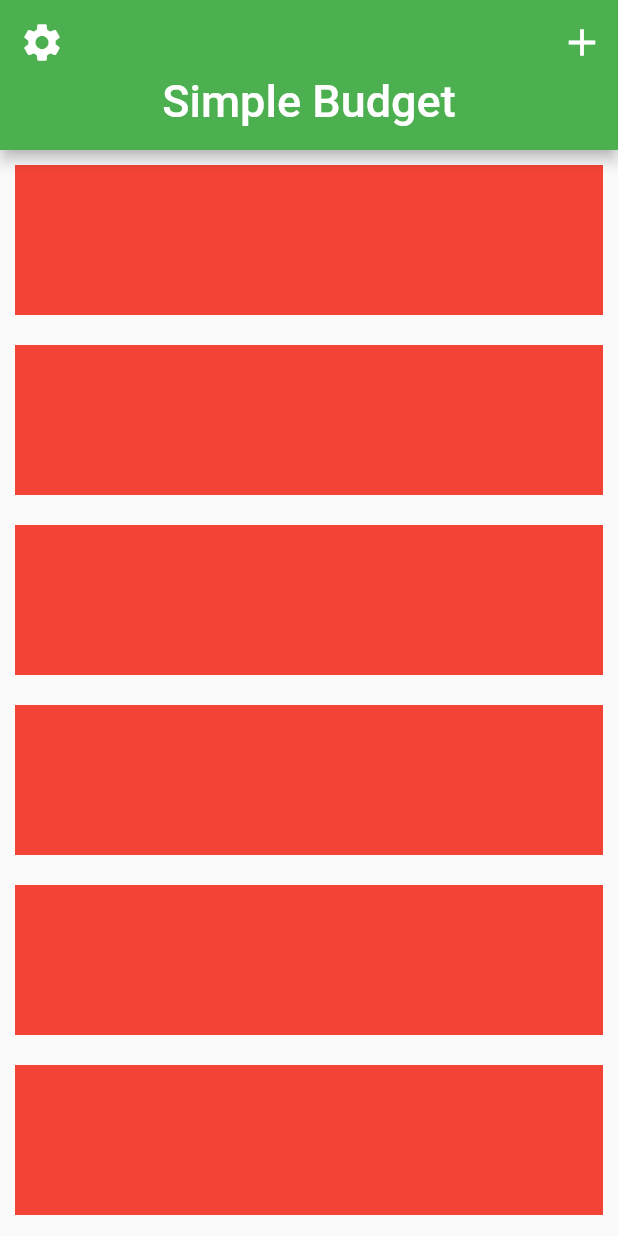
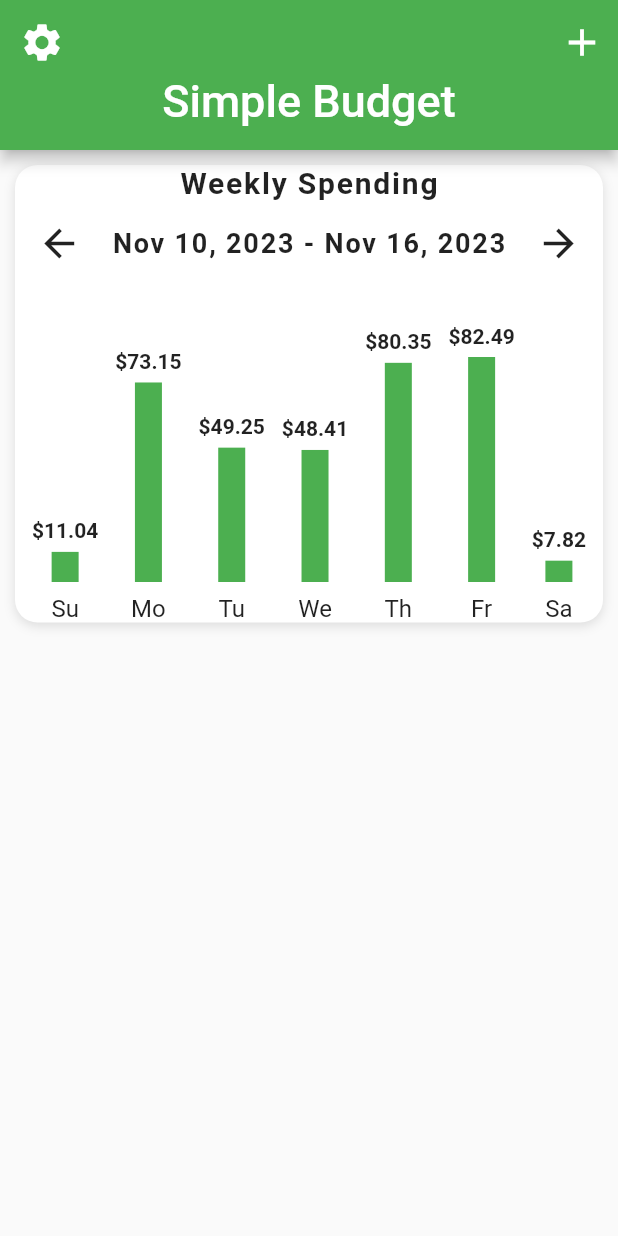
Before and after one commit to harshan92/flutter_simple_budget_app, a Flutter app: the screen it shows after launch, on a phone screen of 412 x 824 dp. Run offline on Flutter 3.47's test engine with Material 2 defaults, Android fonts, the phone set to English and light mode, and no system bars.

Commit message:
Added bar chart

```diff
--- a/lib/screens/home_screen.dart
+++ b/lib/screens/home_screen.dart
@@ -1,6 +1,9 @@
 import 'package:flutter/material.dart';
 import 'package:flutter/src/widgets/framework.dart';
 import 'package:flutter/src/widgets/placeholder.dart';
+import 'package:simple_budget_app/data/data.dart';
+
+import '../widgets/bar_charts.dart';
 
 class HomeScreen extends StatefulWidget {
   const HomeScreen({super.key});
@@ -36,10 +39,18 @@ class _HomeScreenState extends State<HomeScreen> {
             delegate: SliverChildBuilderDelegate((BuildContext context, index) {
           return Container(
             margin: EdgeInsets.all(10.0),
-            height: 100,
-            color: Colors.red,
+            decoration: BoxDecoration(
+                color: Colors.white,
+                boxShadow: [
+                  BoxShadow(
+                      color: Colors.black12,
+                      offset: Offset(0, 2),
+                      blurRadius: 6.0)
+                ],
+                borderRadius: BorderRadius.circular(15)),
+            child: BarChart(weeklySpending),
           );
-        }, childCount: 10))
+        }, childCount: 1))
       ]),
     );
   }
--- /dev/null
+++ b/lib/widgets/bar_charts.dart
@@ -0,0 +1,140 @@
+import 'package:flutter/material.dart';
+import 'package:flutter/src/widgets/framework.dart';
+import 'package:flutter/src/widgets/placeholder.dart';
+
+class BarChart extends StatelessWidget {
+  final List<double> expenses;
+  const BarChart(this.expenses);
+
+  @override
+  Widget build(BuildContext context) {
+    double mostExpensive = 0;
+
+    expenses.forEach(
+      (double price) {
+        if (price > mostExpensive) {
+          mostExpensive = price;
+        }
+      },
+    );
+    return Column(
+      children: [
+        Text(
+          "Weekly Spending",
+          style: TextStyle(
+              fontSize: 20, fontWeight: FontWeight.bold, letterSpacing: 1.2),
+        ),
+        SizedBox(
+          height: 5.0,
+        ),
+        Row(
+          mainAxisAlignment: MainAxisAlignment.spaceAround,
+          children: [
+            IconButton(
+              onPressed: () {},
+              icon: Icon(Icons.arrow_back),
+              iconSize: 30,
+            ),
+            Text(
+              "Nov 10, 2023 - Nov 16, 2023",
+              style: TextStyle(
+                  fontSize: 18,
+                  fontWeight: FontWeight.w600,
+                  letterSpacing: 1.2),
+            ),
+            IconButton(
+              onPressed: () {},
+              icon: Icon(Icons.arrow_forward),
+              iconSize: 30,
+            )
+          ],
+        ),
+        SizedBox(
+          height: 30,
+        ),
+        Row(
+          mainAxisAlignment: MainAxisAlignment.spaceEvenly,
+          crossAxisAlignment: CrossAxisAlignment.end,
+          children: [
+            Bar(
+              label: "Su",
+              mostExpensive: mostExpensive,
+              amountSpent: expenses[0],
+            ),
+            Bar(
+              label: "Mo",
+              mostExpensive: mostExpensive,
+              amountSpent: expenses[1],
+            ),
+            Bar(
+              label: "Tu",
+              mostExpensive: mostExpensive,
+              amountSpent: expenses[2],
+            ),
+            Bar(
+              label: "We",
+              mostExpensive: mostExpensive,
+              amountSpent: expenses[3],
+            ),
+            Bar(
+              label: "Th",
+              mostExpensive: mostExpensive,
+              amountSpent: expenses[4],
+            ),
+            Bar(
+              label: "Fr",
+              mostExpensive: mostExpensive,
+              amountSpent: expenses[5],
+            ),
+            Bar(
+              label: "Sa",
+              mostExpensive: mostExpensive,
+              amountSpent: expenses[6],
+            )
+          ],
+        )
+      ],
+    );
+  }
+}
+
+class Bar extends StatelessWidget {
+  final String label;
+  final double amountSpent;
+  final double mostExpensive;
+  final double _maxBarHeight = 150.0;
+
+  const Bar(
+      {super.key,
+      required this.label,
+      required this.amountSpent,
+      required this.mostExpensive});
+
+  @override
+  Widget build(BuildContext context) {
+    final barHeight = amountSpent / mostExpensive * _maxBarHeight;
+    return Column(
+      children: [
+        Text(
+          "\$${amountSpent.toStringAsFixed(2)}",
+          style: TextStyle(fontWeight: FontWeight.w600),
+        ),
+        SizedBox(
+          height: 6,
+        ),
+        Container(
+          height: barHeight,
+          width: 18,
+          decoration: BoxDecoration(color: Theme.of(context).primaryColor),
+        ),
+        SizedBox(
+          height: 8,
+        ),
+        Text(
+          label,
+          style: TextStyle(fontSize: 16),
+        )
+      ],
+    );
+  }
+}
```
